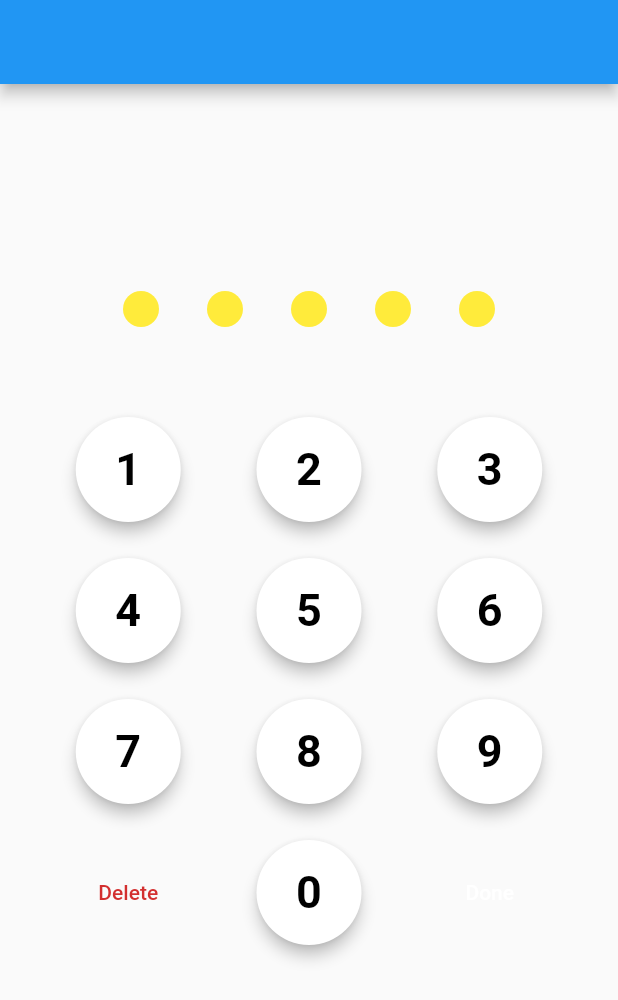
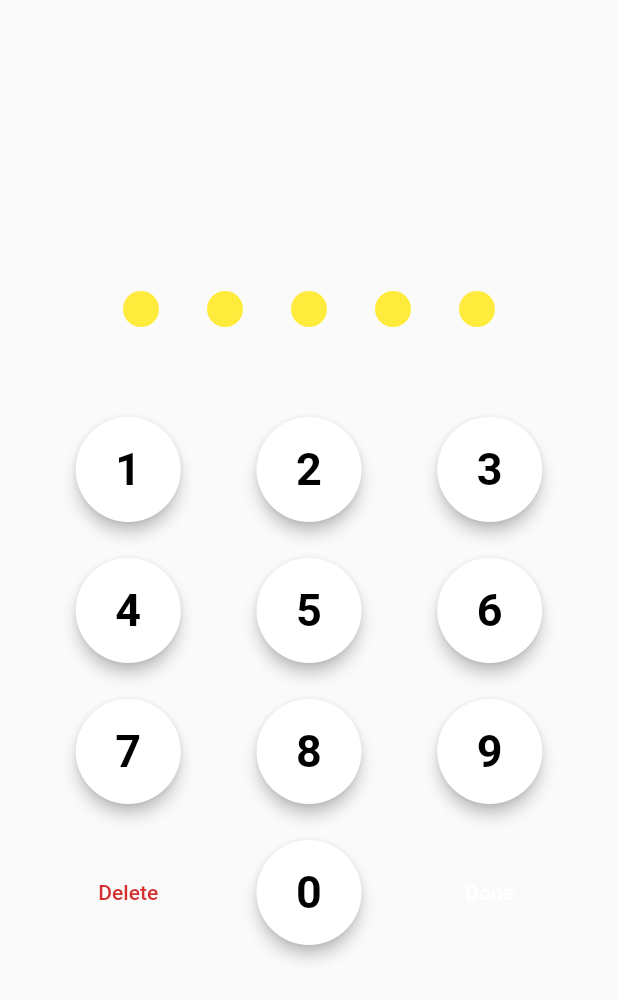
Before and after one commit to xubair305/pin_lock_screen, a Flutter app: the screen it shows after launch, on a phone screen of 412 x 824 dp. Shown: the top 1000 px of the screen. Run offline on Flutter 3.47's test engine with Material 2 defaults, Android fonts, the phone set to English and light mode, and no system bars.

Commit message:
remove appbar

```diff
--- a/lib/pin_lock_screen.dart
+++ b/lib/pin_lock_screen.dart
@@ -35,8 +35,6 @@ class _PinLockScreenState extends State<PinLockScreen> {
   @override
   Widget build(BuildContext context) {
     return Scaffold(
-      extendBodyBehindAppBar: true,
-      appBar: AppBar(),
       body: Column(
         mainAxisAlignment: MainAxisAlignment.center,
         children: [
```
